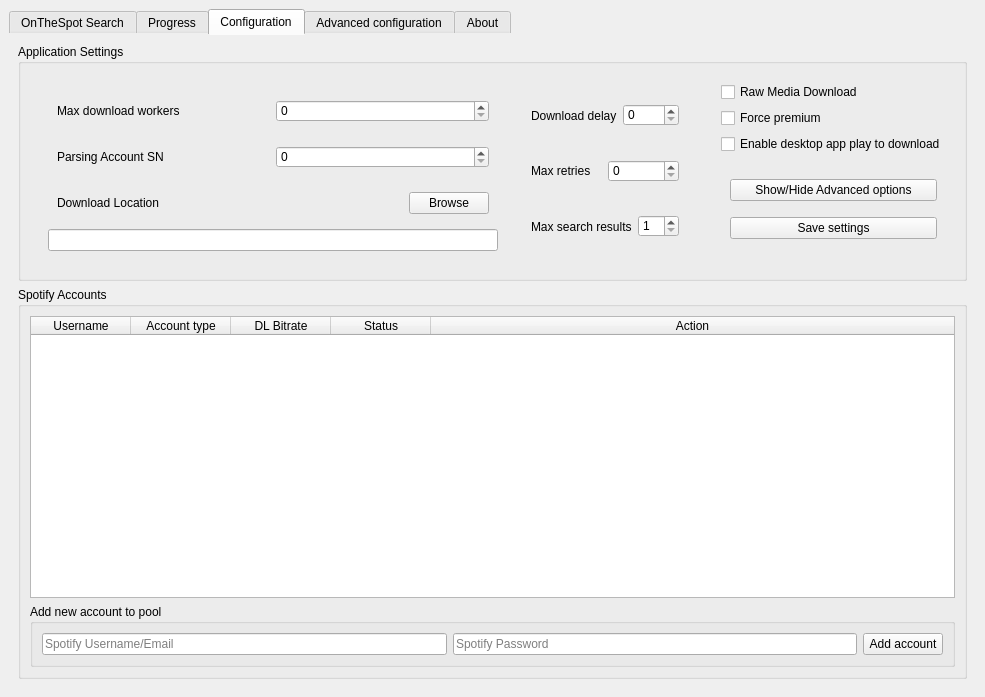
Qt form src/onthespot/gui/qtui/main.ui (moddroid94/onthespot) before a commit.
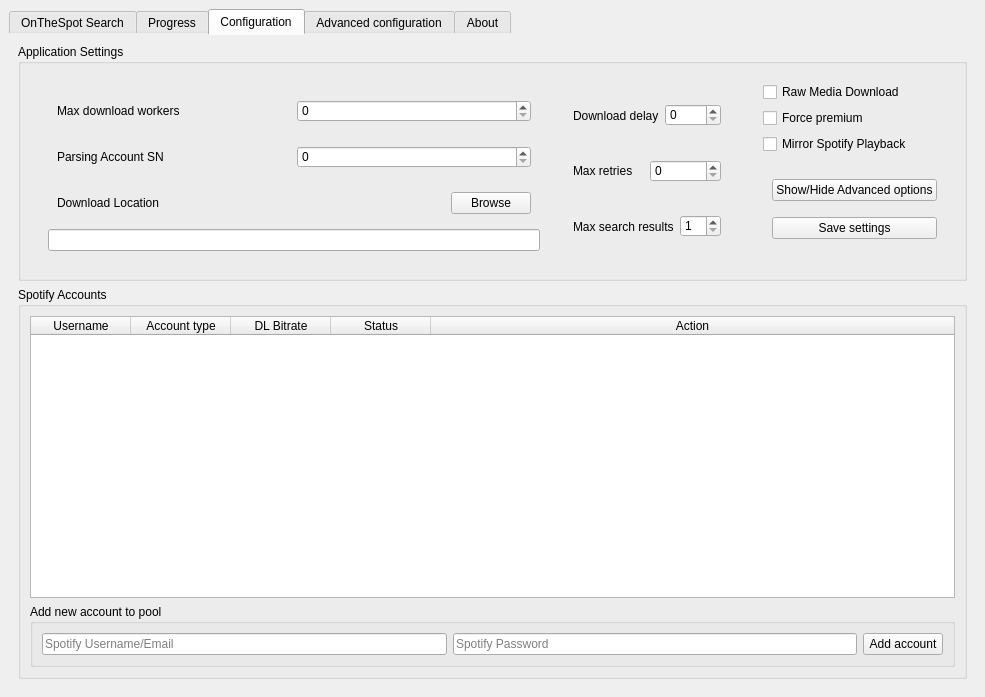
The same form after that commit. The open tabs and pages were chosen to show the change. Icons and pictures are not drawn.

Commit message: Mirror Spotify Playback

The edit to the form file:
```diff
--- a/src/onthespot/gui/qtui/main.ui
+++ b/src/onthespot/gui/qtui/main.ui
@@ -879,7 +879,7 @@
               <item>
                <widget class="QCheckBox" name="inp_enable_spot_watch">
                 <property name="text">
-                 <string>Enable desktop app play to download</string>
+                 <string>Mirror Spotify Playback</string>
                 </property>
                </widget>
               </item>
```
The commit also changes 1 other file.
